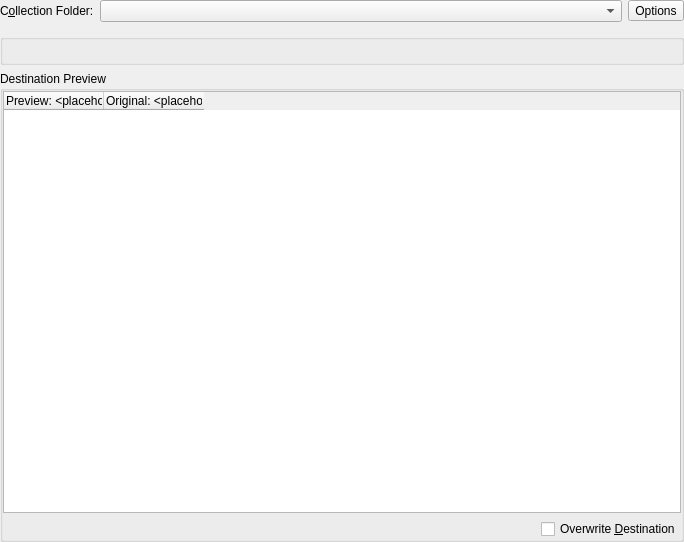
Qt form src/dialogs/OrganizeCollectionDialogBase.ui (KDE/amarok) before a commit.
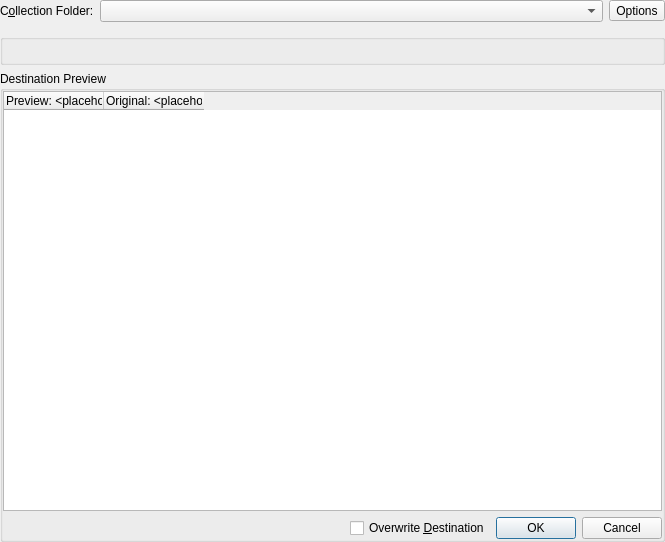
The same form after that commit. Icons and pictures are not drawn. Custom widgets are drawn as their Qt base class.

Patch:
```diff
--- a/src/dialogs/OrganizeCollectionDialogBase.ui
+++ b/src/dialogs/OrganizeCollectionDialogBase.ui
@@ -7,12 +7,12 @@
    <rect>
     <x>0</x>
     <y>0</y>
-    <width>684</width>
+    <width>665</width>
     <height>542</height>
    </rect>
   </property>
   <property name="sizePolicy">
-   <sizepolicy hsizetype="MinimumExpanding" vsizetype="Preferred">
+   <sizepolicy hsizetype="Expanding" vsizetype="Preferred">
     <horstretch>0</horstretch>
     <verstretch>0</verstretch>
    </sizepolicy>
@@ -80,12 +80,19 @@
     <widget class="OrganizeCollectionWidget" name="organizeCollectionWidget" native="true"/>
    </item>
    <item>
-    <widget class="OrganizeCollectionOptionWidget" name="optionsWidget"/>
+    <widget class="OrganizeCollectionOptionWidget" name="optionsWidget">
+     <property name="sizePolicy">
+      <sizepolicy hsizetype="MinimumExpanding" vsizetype="Preferred">
+       <horstretch>0</horstretch>
+       <verstretch>0</verstretch>
+      </sizepolicy>
+     </property>
+    </widget>
    </item>
    <item>
     <widget class="QGroupBox" name="previewBox">
      <property name="sizePolicy">
-      <sizepolicy hsizetype="Preferred" vsizetype="Expanding">
+      <sizepolicy hsizetype="Expanding" vsizetype="Expanding">
        <horstretch>0</horstretch>
        <verstretch>0</verstretch>
       </sizepolicy>
@@ -122,7 +129,7 @@
           <string notr="true">Preview: &lt;placeholder&gt;</string>
          </property>
          <property name="textAlignment">
-          <set>AlignLeft|AlignVCenter</set>
+          <set>AlignLeading|AlignVCenter</set>
          </property>
         </column>
         <column>
@@ -130,7 +137,7 @@
           <string notr="true">Original: &lt;placeholder&gt;</string>
          </property>
          <property name="textAlignment">
-          <set>AlignLeft|AlignVCenter</set>
+          <set>AlignLeading|AlignVCenter</set>
          </property>
         </column>
        </widget>
@@ -170,6 +177,13 @@
           </property>
          </widget>
         </item>
+        <item alignment="Qt::AlignRight">
+         <widget class="QDialogButtonBox" name="buttonBox">
+          <property name="standardButtons">
+           <set>QDialogButtonBox::Cancel|QDialogButtonBox::Ok</set>
+          </property>
+         </widget>
+        </item>
        </layout>
       </item>
      </layout>
```
Left out of the diff: 3 changed lines with no effect on the pictures.
